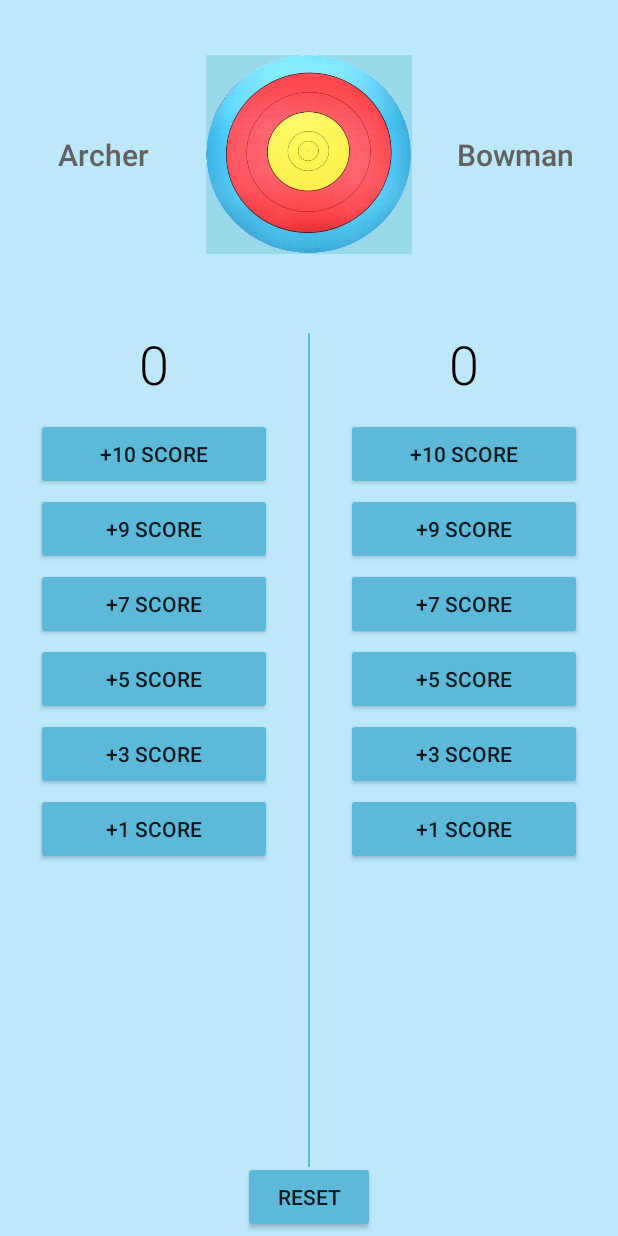
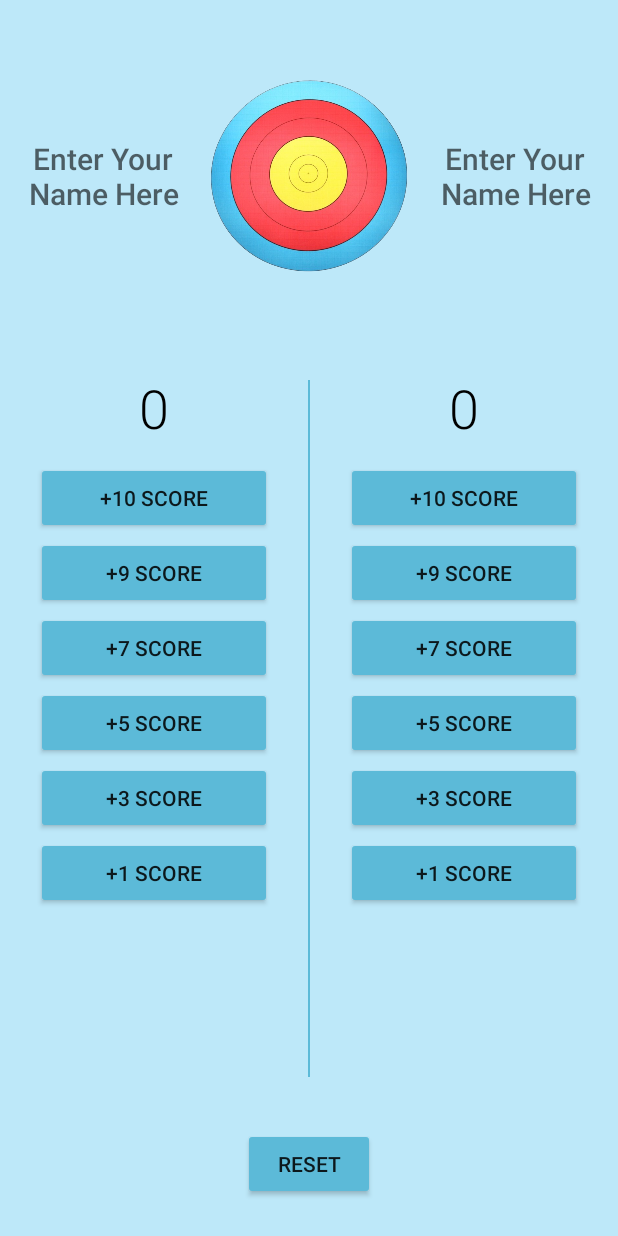
Before and after one commit to cadmonadam/BattleofBowsV3, an Android app: the screen it shows after launch (MainActivity), on a phone screen of 412 x 824 dp. Run offline under Robolectric (Android 15) with nearby library versions, the phone set to English and light mode, and no system bars.

Commit message:
Changes in design and editText adde.

```diff
--- a/app/src/main/res/layout/activity_main.xml
+++ b/app/src/main/res/layout/activity_main.xml
@@ -27,21 +27,25 @@
             <LinearLayout
                 android:layout_width="match_parent"
                 android:layout_height="0dp"
-                android:layout_weight="1"
+                android:layout_weight="2"
                 android:background="@color/colorLightBlue"
                 android:orientation="horizontal">
 
-                <TextView
+                <EditText
+                    android:id="@+id/editText1"
                     style="@style/TextView1"
-                    android:text="@string/Player1" />
+                    android:hint="@string/Player1"
+                    android:inputType="textMultiLine" />
 
                 <ImageView
                     style="@style/ImageView"
                     android:src="@drawable/target2" />
 
-                <TextView
+                <EditText
+                    android:id="@+id/editText2"
                     style="@style/TextView1"
-                    android:text="@string/Player2" />
+                    android:hint="@string/Player2"
+                    android:inputType="textMultiLine" />
 
             </LinearLayout>
 
@@ -49,7 +53,7 @@
             <LinearLayout
                 android:layout_width="match_parent"
                 android:layout_height="0dp"
-                android:layout_weight="3"
+                android:layout_weight="5"
                 android:background="@color/colorLightBlue"
                 android:orientation="horizontal">
 
--- a/app/src/main/res/values/dimens.xml
+++ b/app/src/main/res/values/dimens.xml
@@ -3,8 +3,10 @@
     <dimen name="activity_horizontal_margin">16dp</dimen>
     <dimen name="activity_vertical_margin">16dp</dimen>
     <dimen name="layout_marginBottom">2dp</dimen>
-    <dimen name="layout_marginBottomLarge">46dp</dimen>
+    <dimen name="layout_marginBottomLarge">106dp</dimen>
     <dimen name="layout_marginLeft">24dp</dimen>
     <dimen name="layout_marginRight">24dp</dimen>
+    <dimen name="layout_marginTop">18dp</dimen>
+    <dimen name="layout_marginBottom_Reset">24dp</dimen>
 
 </resources>
--- a/app/src/main/res/values/strings.xml
+++ b/app/src/main/res/values/strings.xml
@@ -7,6 +7,6 @@
     <string name="s7">+7 Score</string>
     <string name="s9">+9 Score</string>
     <string name="s10">+10 Score</string>
-    <string name="Player1">Archer</string>
-    <string name="Player2">Bowman</string>
+    <string name="Player1">Enter Your Name Here</string>
+    <string name="Player2">Enter Your Name Here</string>
 </resources>
--- a/app/src/main/res/values/styles.xml
+++ b/app/src/main/res/values/styles.xml
@@ -5,6 +5,11 @@
         <item name="colorPrimary">@color/colorMain</item>
         <!-- Background color of buttons in the app -->
         <item name="colorButtonNormal">@color/colorMain</item>
+
+        //Change the editText bottom line color
+        <item name="colorControlNormal">@color/colorLightBlue</item>
+        <item name="colorControlActivated">@color/colorLightBlue</item>
+        <item name="colorControlHighlight">@color/colorLightBlue</item>
     </style>
 
     <style name="Reset">
@@ -12,7 +17,7 @@
         <item name="android:layout_height">wrap_content</item>
         <item name="android:layout_alignParentBottom">true</item>
         <item name="android:layout_centerHorizontal">true</item>
-        <item name="android:layout_marginBottom">@dimen/layout_marginBottom</item>
+        <item name="android:layout_marginBottom">@dimen/layout_marginBottom_Reset</item>
         <item name="android:layout_marginLeft">@dimen/layout_marginLeft</item>
         <item name="android:layout_marginRight">@dimen/layout_marginRight</item>
         <item name="colorButtonNormal">@color/colorMain</item>
@@ -60,7 +65,7 @@
         <item name="android:layout_width">1dp</item>
         <item name="android:layout_height">wrap_content</item>
         <item name="android:layout_marginBottom">@dimen/layout_marginBottomLarge</item>
-        <item name="android:layout_marginTop">16dp</item>
+        <item name="android:layout_marginTop">@dimen/layout_marginTop</item>
         <item name="android:background">@color/colorMain</item>
     </style>
 
```
Also changed, not shown: app/src/main/java/com/example/android/battleofbows/MainActivity.java (+21 -21 lines), app/src/main/res/drawable/target2.png.
